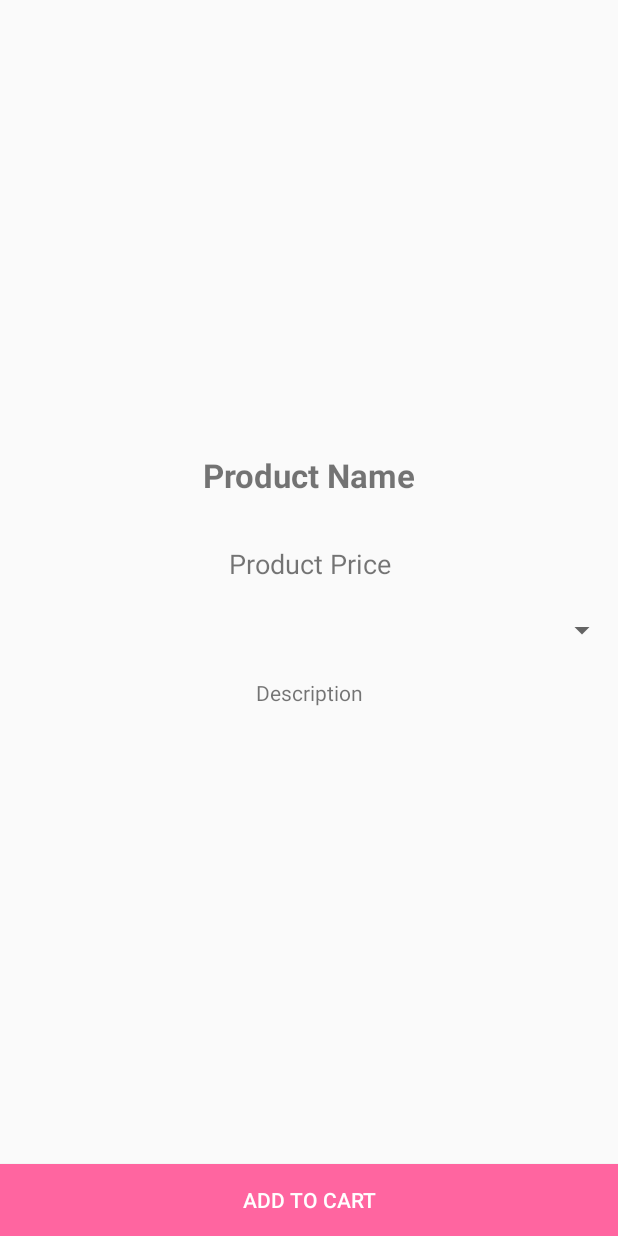
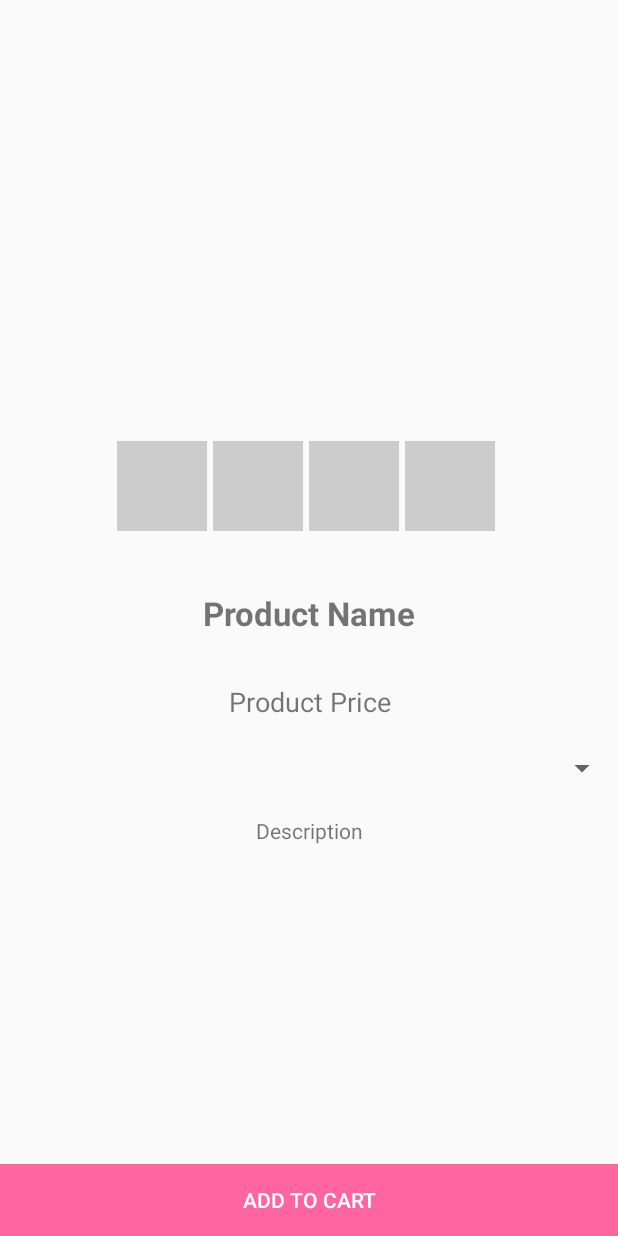
Before and after one commit to bonusinmarch/Shopaholic, an Android app: the layout activity_detail_product.xml on its own in the app's theme, with its tools: preview values and no code run, on a phone screen of 412 x 824 dp. Run offline under Robolectric (Android 15) with nearby library versions, the phone set to English and light mode, and no system bars.

Commit message:
makan siang

```diff
--- a/app/src/main/res/layout/activity_detail_product.xml
+++ b/app/src/main/res/layout/activity_detail_product.xml
@@ -20,6 +20,44 @@
                 android:adjustViewBounds="true"
                 android:id="@+id/img_det"
                 android:layout_marginBottom="16dp"/>
+            <LinearLayout
+                android:layout_width="match_parent"
+                android:layout_height="wrap_content"
+                android:layout_marginBottom="16dp"
+                android:orientation="horizontal"
+                android:padding="8dp"
+                android:gravity="center">
+                <ImageView
+                    android:layout_width="60dp"
+                    android:layout_height="60dp"
+                    android:scaleType="centerCrop"
+                    android:background="#cccccc"
+                    android:layout_marginRight="4dp"
+                    android:id="@+id/img_thumb_a"/>
+                <ImageView
+                    android:layout_width="60dp"
+                    android:layout_height="60dp"
+                    android:scaleType="centerCrop"
+                    android:background="#cccccc"
+                    android:layout_marginRight="4dp"
+                    android:id="@+id/img_thumb_b"/>
+                <ImageView
+                    android:layout_width="60dp"
+                    android:layout_height="60dp"
+                    android:scaleType="centerCrop"
+                    android:background="#cccccc"
+                    android:layout_marginRight="4dp"
+                    android:id="@+id/img_thumb_c"/>
+                <ImageView
+                    android:layout_width="60dp"
+                    android:layout_height="60dp"
+                    android:scaleType="centerCrop"
+                    android:background="#cccccc"
+                    android:layout_marginRight="4dp"
+                    android:id="@+id/img_thumb_d"/>
+
+
+            </LinearLayout>
             <TextView
                 android:layout_width="match_parent"
                 android:layout_height="wrap_content"
```
Also changed, not shown: app/src/main/java/com/bumpaw/bonuses/shopaholic/DetailProductActivity.java (+46 -1 lines), app/src/main/java/com/bumpaw/bonuses/shopaholic/SampleData.java (+7 -0 lines).
